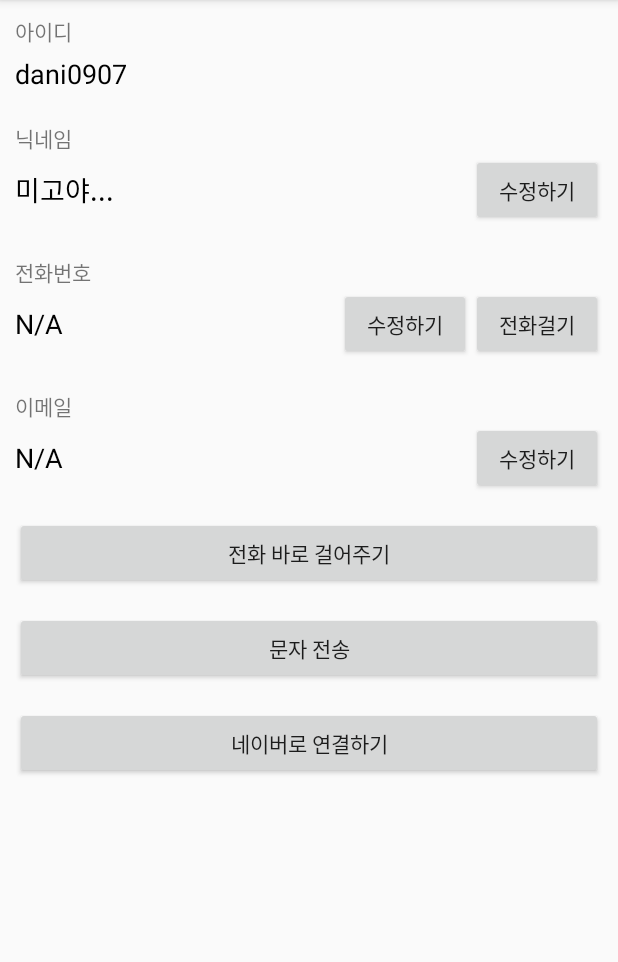
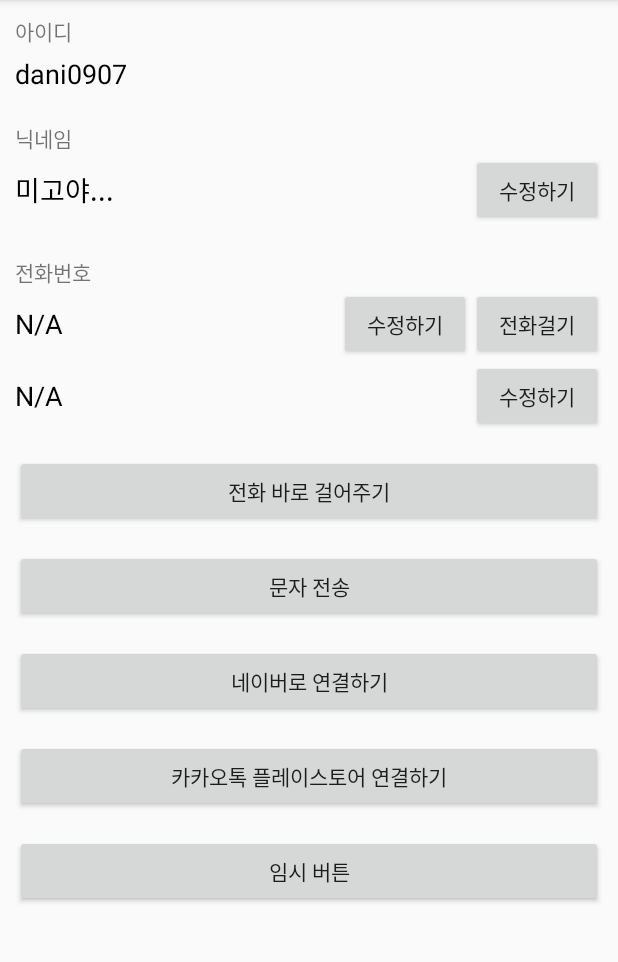
Before and after one commit to dani0907/AndroidBasic03_20200521, an Android app: the screen it shows after launch (MainActivity), on a phone screen of 412 x 824 dp, the part 84-1046 px from its top. Run offline under Robolectric (Android 15) with nearby library versions, the phone set to English and light mode, and no system bars; our stand-ins replace data binding.

Commit message:
스크롤뷰 대응

```diff
--- a/app/src/main/java/com/example/androidbasic03_20200521/MainActivity.java
+++ b/app/src/main/java/com/example/androidbasic03_20200521/MainActivity.java
@@ -32,7 +32,18 @@ public class MainActivity extends BaseActivity {
     @Override
     public void setupEvents() {
 
-        binding.webLinkBtn.setOnClickListener(new View.OnClickListener() {
+        binding.storeLinkBtn.setOnClickListener(new View.OnClickListener() {
+            @Override
+            public void onClick(View v) {
+//                플레이스토어에서 원하는 앱의 링크 주소를 details 부터 복붙.
+//                  =>웹상에서 찾아보면 검색 가능함.
+                Uri myUri = Uri.parse("market://details?id=com.kakao.talk");
+                Intent myIntent = new Intent(Intent.ACTION_VIEW,myUri);
+                startActivity(myIntent);
+            }
+        });
+
+       binding.webLinkBtn.setOnClickListener(new View.OnClickListener() {
             @Override
             public void onClick(View v) {
                 String naverLinkUrl = "http://naver.com";
--- a/app/src/main/res/layout/activity_main.xml
+++ b/app/src/main/res/layout/activity_main.xml
@@ -6,9 +6,16 @@
         android:layout_width="match_parent"
         android:layout_height="match_parent"
         android:orientation="vertical"
-        tools:context=".MainActivity"
+        tools:context=".MainActivity">
+
+        <ScrollView
+            android:layout_width="match_parent"
+            android:layout_height="match_parent">
+            <LinearLayout
+                android:layout_width="match_parent"
+                android:layout_height="wrap_content"
+                android:orientation="vertical"
                 android:padding="10dp">
-
                 <TextView
                     android:layout_width="wrap_content"
                     android:layout_height="wrap_content"
@@ -20,7 +27,6 @@
                     android:textSize="18sp"
                     android:textColor="#000000"
                     android:text="dani0907"/>
-
                 <TextView
                     android:layout_width="wrap_content"
                     android:layout_height="wrap_content"
@@ -48,7 +54,6 @@
                         android:layout_height="wrap_content"
                         android:text="수정하기"/>
                 </LinearLayout>
-
                 <TextView
                     android:layout_width="wrap_content"
                     android:layout_height="wrap_content"
@@ -81,13 +86,6 @@
                         android:layout_height="wrap_content"
                         android:text="전화걸기"/>
                 </LinearLayout>
-<!--이메일 변경 기능을 직접 만들어보자.-->
-
-        <TextView
-            android:layout_width="wrap_content"
-            android:layout_height="wrap_content"
-            android:layout_marginTop="20dp"
-            android:text="이메일"/>
                 <LinearLayout
                     android:layout_width="match_parent"
                     android:layout_height="wrap_content"
@@ -129,5 +127,21 @@
                     android:layout_height="wrap_content"
                     android:layout_marginTop="15dp"
                     android:text="네이버로 연결하기"/>
+                <Button
+                    android:id="@+id/storeLinkBtn"
+                    android:layout_width="match_parent"
+                    android:layout_height="wrap_content"
+                    android:layout_marginTop="15dp"
+                    android:text="카카오톡 플레이스토어 연결하기"/>
+                <Button
+                    android:layout_width="match_parent"
+                    android:layout_height="wrap_content"
+                    android:layout_marginTop="15dp"
+                    android:text="임시 버튼"/>
+
+
+            </LinearLayout>
+        </ScrollView>
+
     </LinearLayout>
 </layout>
```
Lines whose indentation alone changed are shown as unchanged.
